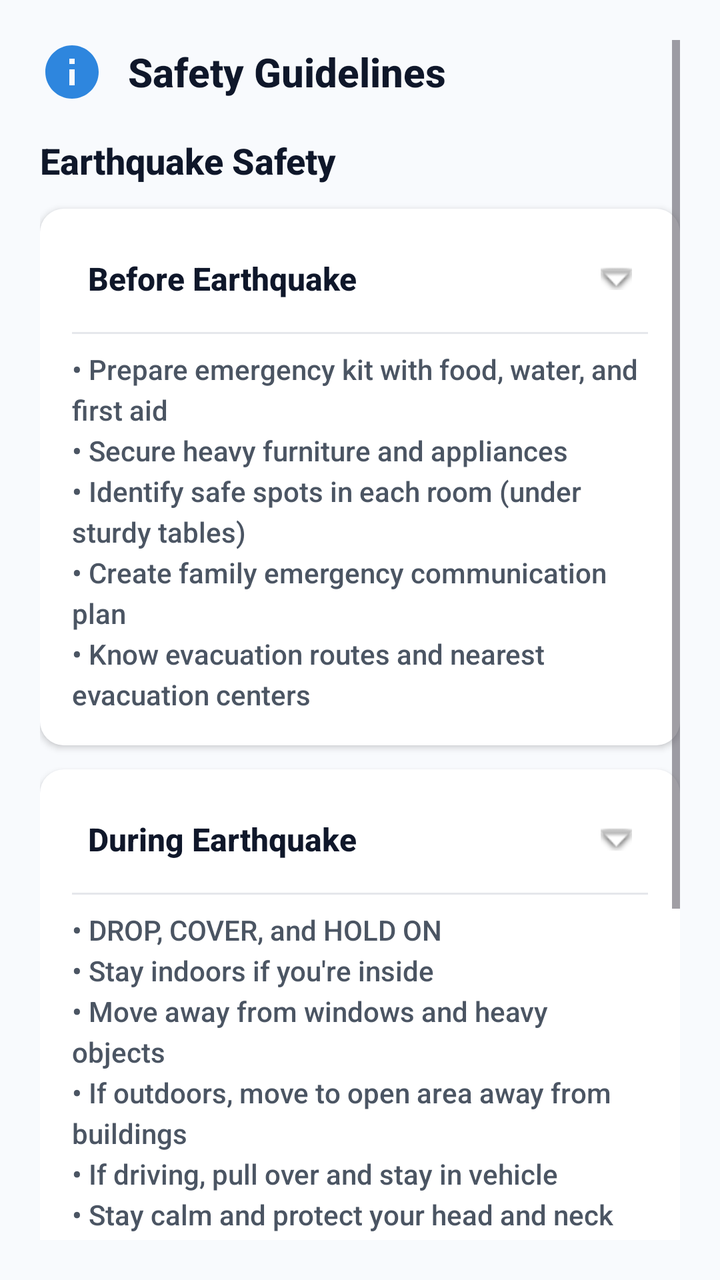
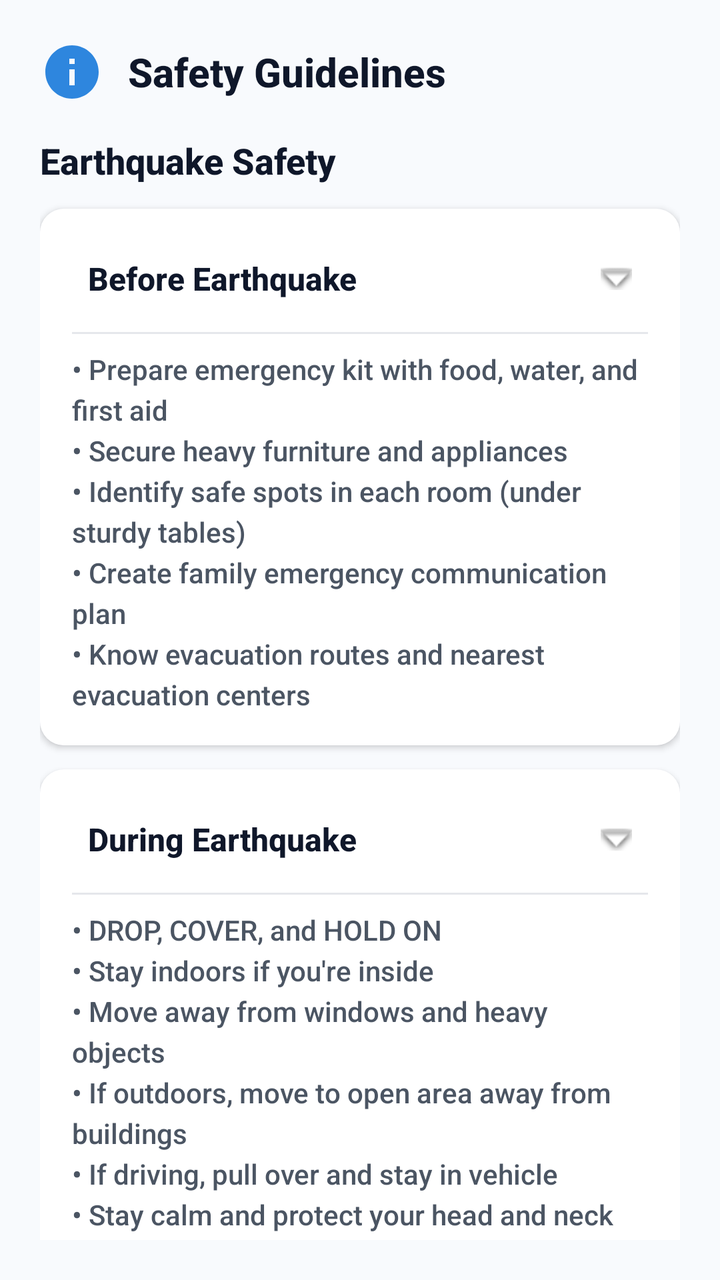

Compare the two renders of this Android layout. The source of the first and the diff that turns it into the second are given below.
<!-- AndroidManifest.xml: application theme Theme.Evat -->
<!-- res/layout/fragment_guidelines.xml -->
<?xml version="1.0" encoding="utf-8"?>
<ScrollView xmlns:android="http://schemas.android.com/apk/res/android"
    xmlns:app="http://schemas.android.com/apk/res-auto"
    android:layout_width="match_parent"
    android:layout_height="match_parent"
    android:padding="20dp"
    android:background="@color/background">

    <LinearLayout
        android:layout_width="match_parent"
        android:layout_height="wrap_content"
        android:orientation="vertical">

        <LinearLayout
            android:layout_width="match_parent"
            android:layout_height="wrap_content"
            android:orientation="horizontal"
            android:gravity="center_vertical"
            android:layout_marginBottom="16dp">

            <ImageView
                android:layout_width="32dp"
                android:layout_height="32dp"
                android:src="@drawable/ic_nav_guidelines"
                android:contentDescription="Guidelines Icon"
                app:tint="@color/primary" />

            <TextView
                android:layout_width="wrap_content"
                android:layout_height="wrap_content"
                android:layout_marginStart="12dp"
                android:text="Safety Guidelines"
                android:textStyle="bold"
                android:textSize="20sp"
                android:fontFamily="sans-serif-bold"
                android:textColor="@color/text_primary" />
        </LinearLayout>

        <TextView
            android:layout_width="match_parent"
            android:layout_height="wrap_content"
            android:text="Earthquake Safety"
            android:textStyle="bold"
            android:textSize="18sp"
            android:fontFamily="sans-serif-medium"
            android:textColor="@color/text_primary"
            android:layout_marginBottom="12dp" />

        
        <com.google.android.material.card.MaterialCardView
            android:layout_width="match_parent"
            android:layout_height="wrap_content"
            android:layout_marginBottom="12dp"
            app:cardCornerRadius="12dp"
            app:cardElevation="2dp"
            app:strokeWidth="0dp">

            <LinearLayout
                android:layout_width="match_parent"
                android:layout_height="wrap_content"
                android:orientation="vertical"
                android:padding="16dp"
                android:background="@color/card_background">

                <TextView
                    android:layout_width="match_parent"
                    android:layout_height="wrap_content"
                    android:text="Before Earthquake"
                    android:textStyle="bold"
                    android:textSize="16sp"
                    android:fontFamily="sans-serif-medium"
                    android:textColor="@color/text_primary"
                    android:drawableEnd="@android:drawable/arrow_down_float"
                    android:drawablePadding="8dp"
                    android:padding="8dp" />

                <View
                    android:layout_width="match_parent"
                    android:layout_height="1dp"
                    android:background="@color/divider"
                    android:layout_marginVertical="8dp" />

                <TextView
                    android:layout_width="match_parent"
                    android:layout_height="wrap_content"
                    android:text="• Prepare emergency kit with food, water, and first aid\n• Secure heavy furniture and appliances\n• Identify safe spots in each room (under sturdy tables)\n• Create family emergency communication plan\n• Know evacuation routes and nearest evacuation centers"
                    android:textSize="14sp"
                    android:lineSpacingExtra="4dp"
                    android:fontFamily="sans-serif"
                    android:textColor="@color/text_secondary" />
            </LinearLayout>
        </com.google.android.material.card.MaterialCardView>

        
        <com.google.android.material.card.MaterialCardView
            android:layout_width="match_parent"
            android:layout_height="wrap_content"
            android:layout_marginBottom="12dp"
            app:cardCornerRadius="12dp"
            app:cardElevation="2dp"
            app:strokeWidth="0dp">

            <LinearLayout
                android:layout_width="match_parent"
                android:layout_height="wrap_content"
                android:orientation="vertical"
                android:padding="16dp"
                android:background="@color/card_background">

                <TextView
                    android:layout_width="match_parent"
                    android:layout_height="wrap_content"
                    android:text="During Earthquake"
                    android:textStyle="bold"
                    android:textSize="16sp"
                    android:fontFamily="sans-serif-medium"
                    android:textColor="@color/text_primary"
                    android:drawableEnd="@android:drawable/arrow_down_float"
                    android:drawablePadding="8dp"
                    android:padding="8dp" />

                <View
                    android:layout_width="match_parent"
                    android:layout_height="1dp"
                    android:background="@color/divider"
                    android:layout_marginVertical="8dp" />

                <TextView
                    android:layout_width="match_parent"
                    android:layout_height="wrap_content"
                    android:text="• DROP, COVER, and HOLD ON\n• Stay indoors if you're inside\n• Move away from windows and heavy objects\n• If outdoors, move to open area away from buildings\n• If driving, pull over and stay in vehicle\n• Stay calm and protect your head and neck"
                    android:textSize="14sp"
                    android:lineSpacingExtra="4dp"
                    android:fontFamily="sans-serif"
                    android:textColor="@color/text_secondary" />
            </LinearLayout>
        </com.google.android.material.card.MaterialCardView>

        
        <com.google.android.material.card.MaterialCardView
            android:layout_width="match_parent"
            android:layout_height="wrap_content"
            android:layout_marginBottom="12dp"
            app:cardCornerRadius="12dp"
            app:cardElevation="2dp"
            app:strokeWidth="0dp">

            <LinearLayout
                android:layout_width="match_parent"
                android:layout_height="wrap_content"
                android:orientation="vertical"
                android:padding="16dp"
                android:background="@color/card_background">

                <TextView
                    android:layout_width="match_parent"
                    android:layout_height="wrap_content"
                    android:text="After Earthquake"
                    android:textStyle="bold"
                    android:textSize="16sp"
                    android:fontFamily="sans-serif-medium"
                    android:textColor="@color/text_primary"
                    android:drawableEnd="@android:drawable/arrow_down_float"
                    android:drawablePadding="8dp"
                    android:padding="8dp" />

                <View
                    android:layout_width="match_parent"
                    android:layout_height="1dp"
                    android:background="@color/divider"
                    android:layout_marginVertical="8dp" />

                <TextView
                    android:layout_width="match_parent"
                    android:layout_height="wrap_content"
                    android:text="• Check for injuries and provide first aid\n• Inspect home for damages\n• Expect aftershocks and be prepared\n• Listen to emergency broadcasts\n• Help injured or trapped people\n• Go to designated evacuation center if necessary"
                    android:textSize="14sp"
                    android:lineSpacingExtra="4dp"
                    android:fontFamily="sans-serif"
                    android:textColor="@color/text_secondary" />
            </LinearLayout>
        </com.google.android.material.card.MaterialCardView>

    </LinearLayout>
</ScrollView>
<!-- resources referenced by this layout -->
<resources>
  <color name="background">#F8FAFD</color>
  <color name="card_background">#FFFFFF</color>
  <color name="divider">#E5E7EB</color>
  <color name="primary">#2E86DE</color>
  <color name="text_primary">#0F172A</color>
  <color name="text_secondary">#4B5563</color>
  <!-- drawable ic_nav_guidelines (drawable) -->
  <?xml version="1.0" encoding="utf-8"?>
  <vector xmlns:android="http://schemas.android.com/apk/res/android"
      android:width="24dp"
      android:height="24dp"
      android:viewportWidth="24"
      android:viewportHeight="24">
      <path
          android:fillColor="@android:color/black"
          android:pathData="M12,2C6.48,2 2,6.48 2,12s4.48,10 10,10 10,-4.48 10,-10S17.52,2 12,2zM13,17h-2v-6h2v6zM13,9h-2V7h2v2z"/>
  </vector>
  <style name="Theme.Evat" parent="Theme.Material3.DayNight.NoActionBar">
          <item name="android:statusBarColor">@android:color/transparent</item>
          <item name="android:windowLightStatusBar">true</item>
          <item name="colorPrimary">@color/primary_blue</item>
          <item name="colorPrimaryVariant">@color/primary_blue_dark</item>
          <item name="colorSecondary">@color/accent_yellow</item>
          <item name="android:fontFamily">sans-serif-medium</item>
          <item name="fontFamily">sans-serif-medium</item>
          <item name="android:navigationBarColor">@color/background</item>
          <item name="android:windowBackground">@color/background</item>
      </style>
  <color name="primary_blue">#2E86DE</color>
  <color name="primary_blue_dark">#1F5FA3</color>
  <color name="accent_yellow">#F2C94C</color>
</resources>

<!-- the commit's change to res/layout/fragment_guidelines.xml (unified diff, before → after) -->
@@ -3,6 +3,7 @@
     xmlns:app="http://schemas.android.com/apk/res-auto"
     android:layout_width="match_parent"
     android:layout_height="match_parent"
+    android:scrollbars="none"
     android:padding="20dp"
     android:background="@color/background">
 
